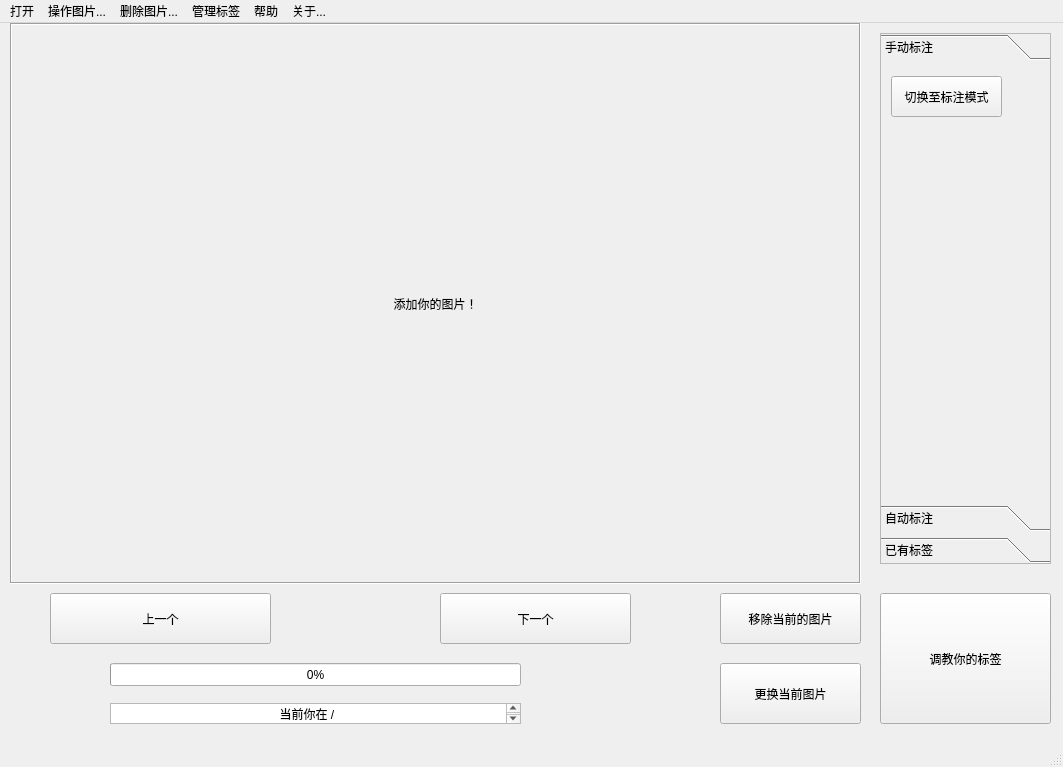
Above: JLU_Image_TransAnd_Label/mainwindow.ui from Charliechen114514/Jilin_University_ImageLabel_SoftWare before the change. Below: the same form after it.
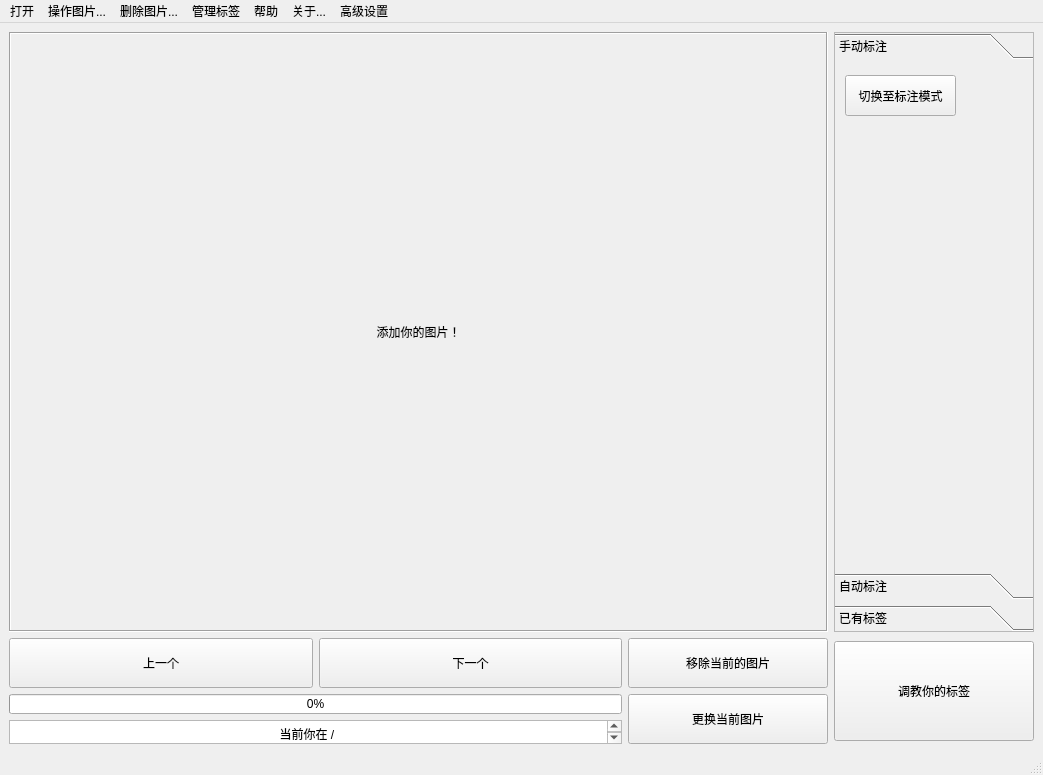
That is the form after the change. The open tabs and pages were chosen to show the change.

Patch:
```diff
--- a/JLU_Image_TransAnd_Label/mainwindow.ui
+++ b/JLU_Image_TransAnd_Label/mainwindow.ui
@@ -6,7 +6,7 @@
    <rect>
     <x>0</x>
     <y>0</y>
-    <width>1063</width>
+    <width>1043</width>
     <height>767</height>
    </rect>
   </property>
@@ -14,36 +14,39 @@
    <string>MainWindow</string>
   </property>
   <widget class="QWidget" name="centralwidget">
-   <widget class="QLabel" name="viewLabel">
-    <property name="geometry">
-     <rect>
-      <x>10</x>
-      <y>0</y>
-      <width>851</width>
-      <height>561</height>
-     </rect>
-    </property>
-    <property name="frameShape">
-     <enum>QFrame::Box</enum>
-    </property>
-    <property name="frameShadow">
-     <enum>QFrame::Sunken</enum>
+   <layout class="QGridLayout" name="gridLayout_2">
+    <item row="1" column="3" rowspan="3">
+     <widget class="QPushButton" name="manageLabelButton">
+      <property name="minimumSize">
+       <size>
+        <width>0</width>
+        <height>100</height>
+       </size>
     </property>
     <property name="text">
-     <string>添加你的图片！</string>
-    </property>
-    <property name="alignment">
-     <set>Qt::AlignCenter</set>
-    </property>
-   </widget>
+       <string>调教你的标签</string>
+      </property>
+     </widget>
+    </item>
+    <item row="0" column="3">
    <widget class="QToolBox" name="toolPage">
-    <property name="geometry">
-     <rect>
-      <x>880</x>
-      <y>10</y>
-      <width>171</width>
-      <height>531</height>
-     </rect>
+      <property name="sizePolicy">
+       <sizepolicy hsizetype="Fixed" vsizetype="Expanding">
+        <horstretch>0</horstretch>
+        <verstretch>0</verstretch>
+       </sizepolicy>
+      </property>
+      <property name="minimumSize">
+       <size>
+        <width>200</width>
+        <height>600</height>
+       </size>
+      </property>
+      <property name="maximumSize">
+       <size>
+        <width>200</width>
+        <height>16777215</height>
+       </size>
     </property>
     <property name="frameShape">
      <enum>QFrame::StyledPanel</enum>
@@ -59,8 +62,8 @@
       <rect>
        <x>0</x>
        <y>0</y>
-       <width>169</width>
-       <height>457</height>
+         <width>198</width>
+         <height>526</height>
       </rect>
      </property>
      <attribute name="label">
@@ -156,27 +159,73 @@
      </widget>
     </widget>
    </widget>
-   <widget class="QProgressBar" name="curPlaceProcessBar">
-    <property name="geometry">
-     <rect>
-      <x>110</x>
-      <y>640</y>
-      <width>411</width>
-      <height>23</height>
-     </rect>
-    </property>
-    <property name="value">
-     <number>0</number>
-    </property>
-   </widget>
+    </item>
+    <item row="1" column="0">
+     <widget class="QPushButton" name="gotoPrevious">
+      <property name="sizePolicy">
+       <sizepolicy hsizetype="Expanding" vsizetype="Fixed">
+        <horstretch>0</horstretch>
+        <verstretch>0</verstretch>
+       </sizepolicy>
+      </property>
+      <property name="minimumSize">
+       <size>
+        <width>200</width>
+        <height>50</height>
+       </size>
+      </property>
+      <property name="text">
+       <string>上一个</string>
+      </property>
+     </widget>
+    </item>
+    <item row="0" column="0" colspan="3">
+     <widget class="QLabel" name="viewLabel">
+      <property name="sizePolicy">
+       <sizepolicy hsizetype="Expanding" vsizetype="Expanding">
+        <horstretch>0</horstretch>
+        <verstretch>0</verstretch>
+       </sizepolicy>
+      </property>
+      <property name="minimumSize">
+       <size>
+        <width>800</width>
+        <height>600</height>
+       </size>
+      </property>
+      <property name="frameShape">
+       <enum>QFrame::Box</enum>
+      </property>
+      <property name="frameShadow">
+       <enum>QFrame::Sunken</enum>
+      </property>
+      <property name="text">
+       <string>添加你的图片！</string>
+      </property>
+      <property name="alignment">
+       <set>Qt::AlignCenter</set>
+      </property>
+     </widget>
+    </item>
+    <item row="3" column="0" colspan="2">
    <widget class="QTextBrowser" name="processTextLine">
-    <property name="geometry">
-     <rect>
-      <x>110</x>
-      <y>680</y>
-      <width>411</width>
-      <height>21</height>
-     </rect>
+      <property name="sizePolicy">
+       <sizepolicy hsizetype="Expanding" vsizetype="Expanding">
+        <horstretch>0</horstretch>
+        <verstretch>0</verstretch>
+       </sizepolicy>
+      </property>
+      <property name="minimumSize">
+       <size>
+        <width>400</width>
+        <height>20</height>
+       </size>
+      </property>
+      <property name="maximumSize">
+       <size>
+        <width>800</width>
+        <height>40</height>
+       </size>
     </property>
     <property name="html">
      <string>&lt;!DOCTYPE HTML PUBLIC &quot;-//W3C//DTD HTML 4.0//EN&quot; &quot;http://www.w3.org/TR/REC-html40/strict.dtd&quot;&gt;
@@ -189,78 +238,79 @@
 &lt;p align=&quot;center&quot; style=&quot; margin-top:0px; margin-bottom:0px; margin-left:0px; margin-right:0px; -qt-block-indent:0; text-indent:0px;&quot;&gt;当前你在 / &lt;/p&gt;&lt;/body&gt;&lt;/html&gt;</string>
     </property>
    </widget>
-   <widget class="QPushButton" name="gotoAfterOne">
-    <property name="geometry">
-     <rect>
-      <x>440</x>
-      <y>570</y>
-      <width>191</width>
-      <height>51</height>
-     </rect>
-    </property>
-    <property name="text">
-     <string>下一个</string>
-    </property>
-   </widget>
-   <widget class="QPushButton" name="gotoPrevious">
-    <property name="geometry">
-     <rect>
-      <x>50</x>
-      <y>570</y>
-      <width>221</width>
-      <height>51</height>
-     </rect>
-    </property>
-    <property name="text">
-     <string>上一个</string>
-    </property>
-   </widget>
-   <widget class="QPushButton" name="removeCurPictureBtn">
-    <property name="geometry">
-     <rect>
-      <x>720</x>
-      <y>570</y>
-      <width>141</width>
-      <height>51</height>
-     </rect>
-    </property>
-    <property name="text">
-     <string>移除当前的图片</string>
-    </property>
-   </widget>
+    </item>
+    <item row="2" column="2" rowspan="2">
    <widget class="QPushButton" name="changeCurPicBtn">
-    <property name="geometry">
-     <rect>
-      <x>720</x>
-      <y>640</y>
-      <width>141</width>
-      <height>61</height>
-     </rect>
+      <property name="minimumSize">
+       <size>
+        <width>0</width>
+        <height>50</height>
+       </size>
     </property>
     <property name="text">
      <string>更换当前图片</string>
     </property>
    </widget>
-   <widget class="QPushButton" name="manageLabelButton">
-    <property name="geometry">
-     <rect>
-      <x>880</x>
-      <y>570</y>
-      <width>171</width>
-      <height>131</height>
-     </rect>
-    </property>
+    </item>
+    <item row="1" column="2">
+     <widget class="QPushButton" name="removeCurPictureBtn">
+      <property name="sizePolicy">
+       <sizepolicy hsizetype="Fixed" vsizetype="Fixed">
+        <horstretch>0</horstretch>
+        <verstretch>0</verstretch>
+       </sizepolicy>
+      </property>
+      <property name="minimumSize">
+       <size>
+        <width>200</width>
+        <height>50</height>
+       </size>
+      </property>
     <property name="text">
-     <string>调教你的标签</string>
-    </property>
-   </widget>
+       <string>移除当前的图片</string>
+      </property>
+     </widget>
+    </item>
+    <item row="1" column="1">
+     <widget class="QPushButton" name="gotoAfterOne">
+      <property name="sizePolicy">
+       <sizepolicy hsizetype="Expanding" vsizetype="Fixed">
+        <horstretch>0</horstretch>
+        <verstretch>0</verstretch>
+       </sizepolicy>
+      </property>
+      <property name="minimumSize">
+       <size>
+        <width>200</width>
+        <height>50</height>
+       </size>
+      </property>
+      <property name="text">
+       <string>下一个</string>
+      </property>
+     </widget>
+    </item>
+    <item row="2" column="0" colspan="2">
+     <widget class="QProgressBar" name="curPlaceProcessBar">
+      <property name="minimumSize">
+       <size>
+        <width>400</width>
+        <height>20</height>
+       </size>
+      </property>
+      <property name="value">
+       <number>0</number>
+      </property>
+     </widget>
+    </item>
+   </layout>
   </widget>
   <widget class="QMenuBar" name="menubar">
    <property name="geometry">
     <rect>
      <x>0</x>
      <y>0</y>
-     <width>1063</width>
+     <width>1043</width>
      <height>17</height>
     </rect>
    </property>
@@ -309,12 +359,19 @@
     </property>
     <addaction name="actioncheckAuthor"/>
    </widget>
+   <widget class="QMenu" name="menu_7">
+    <property name="title">
+     <string>高级设置</string>
+    </property>
+    <addaction name="actionSetLabelSeperator"/>
+   </widget>
    <addaction name="menu"/>
    <addaction name="menu_2"/>
    <addaction name="menu_4"/>
    <addaction name="menu_5"/>
    <addaction name="menu_3"/>
    <addaction name="menu_6"/>
+   <addaction name="menu_7"/>
   </widget>
   <widget class="QStatusBar" name="statusbar"/>
   <action name="action_newPicture">
```
Left out of the diff: 20 changed lines with no effect on the pictures. Lines whose indentation alone changed are shown as unchanged.
